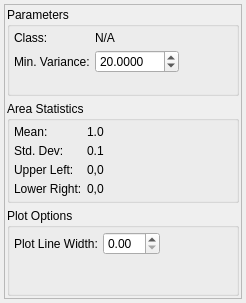
This is Code/EmMpmGui/UI_Files/UserInitAreaWidget.ui in BlueQuartzSoftware/EMMPMWorkbench as Qt 5 draws it before an edit. The edited form follows.
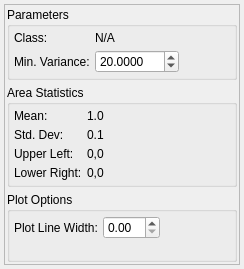
This is the edited form.

Diff of the .ui file:
```diff
--- a/Code/EmMpmGui/UI_Files/UserInitAreaWidget.ui
+++ b/Code/EmMpmGui/UI_Files/UserInitAreaWidget.ui
@@ -6,10 +6,16 @@
    <rect>
     <x>0</x>
     <y>0</y>
-    <width>246</width>
-    <height>303</height>
+    <width>244</width>
+    <height>269</height>
    </rect>
   </property>
+  <property name="sizePolicy">
+   <sizepolicy hsizetype="Preferred" vsizetype="Maximum">
+    <horstretch>0</horstretch>
+    <verstretch>0</verstretch>
+   </sizepolicy>
+  </property>
   <property name="windowTitle">
    <string>Form</string>
   </property>
@@ -27,8 +33,8 @@
        <rect>
         <x>0</x>
         <y>0</y>
-        <width>236</width>
-        <height>293</height>
+        <width>234</width>
+        <height>259</height>
        </rect>
       </property>
       <layout class="QVBoxLayout" name="verticalLayout_2">
```
